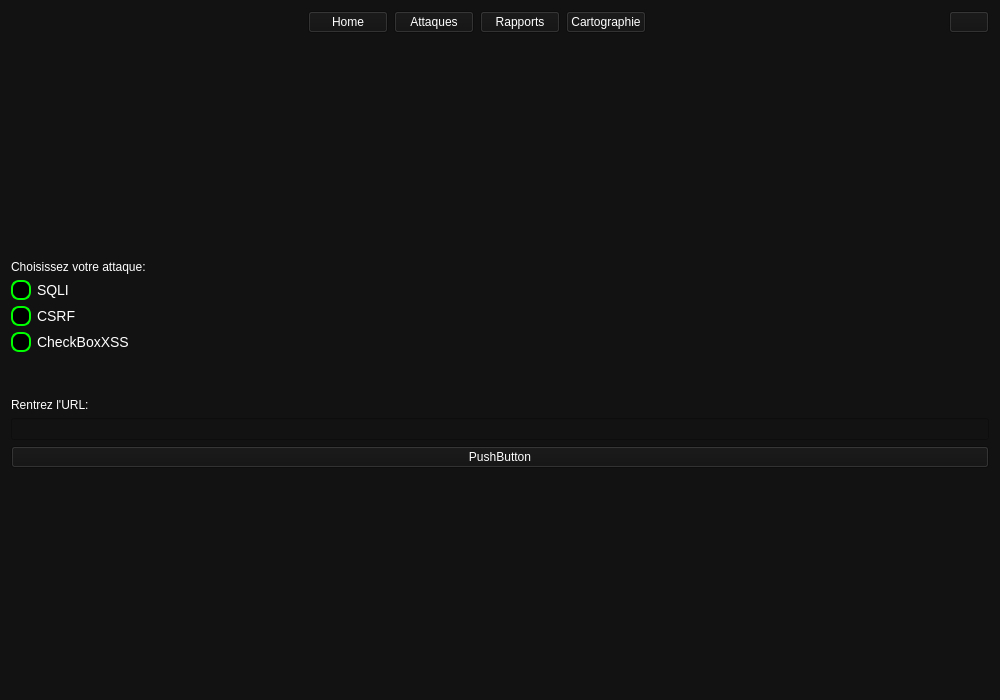
Before: the Qt Designer form frontend/ui/attaques.ui in Pauldechassey/Minatt-ck, drawn with Qt 5.
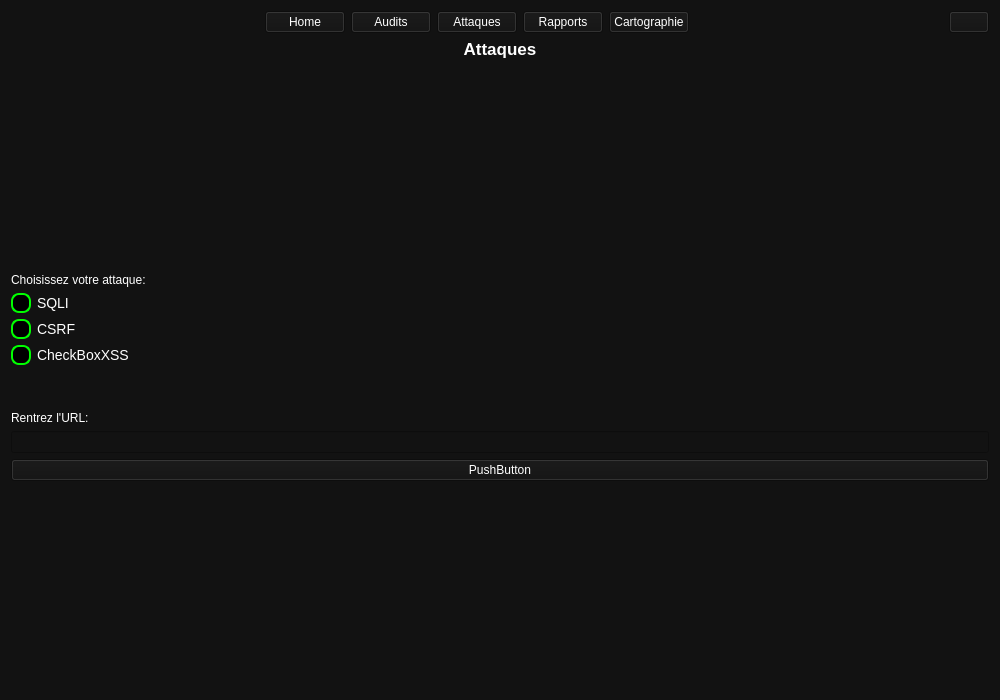
After: the same form once the commit is applied.

Commit message: feat: button audits dans bar de menu + titre de page

Patch:
```diff
--- a/frontend/ui/attaques.ui
+++ b/frontend/ui/attaques.ui
@@ -52,6 +52,25 @@
        </property>
       </widget>
      </item>
+     <item>
+      <widget class="QPushButton" name="pushButtonAuditsAttaques">
+       <property name="styleSheet">
+        <string notr="true">QPushButton {
+    background-color: #00C853; /* Vert */
+    color: white;
+    font-weight: bold;
+    border-radius: 5px;
+    padding: 8px;
+}
+QPushButton:hover {
+    background-color: #009624; / survol */
+}</string>
+       </property>
+       <property name="text">
+        <string>Audits</string>
+       </property>
+      </widget>
+     </item>
      <item>
       <widget class="QPushButton" name="pushButtonAttaquesAttaques">
        <property name="styleSheet">
@@ -133,10 +152,70 @@
    </item>
    <item row="1" column="0">
     <layout class="QGridLayout" name="gridLayoutContentAttaques">
-     <item row="7" column="0">
-      <widget class="QLineEdit" name="lineEditUrlAttaques"/>
+     <item row="11" column="0">
+      <spacer name="verticalSpacer_3">
+       <property name="orientation">
+        <enum>Qt::Orientation::Vertical</enum>
+       </property>
+       <property name="sizeHint" stdset="0">
+        <size>
+         <width>20</width>
+         <height>40</height>
+        </size>
+       </property>
+      </spacer>
      </item>
      <item row="3" column="0">
+      <widget class="QCheckBox" name="checkBoxSQLI">
+       <property name="styleSheet">
+        <string notr="true">QCheckBox {
+    color: white;
+    font-size: 14px;
+}
+
+QCheckBox::indicator {
+    width: 16px;
+    height: 16px;
+    border-radius: 8px;
+    border: 2px solid #00FF00; 
+    background: black;
+}
+
+QCheckBox::indicator:checked {
+    background: #00FF00; 
+}</string>
+       </property>
+       <property name="text">
+        <string>SQLI</string>
+       </property>
+      </widget>
+     </item>
+     <item row="5" column="0">
+      <widget class="QCheckBox" name="checkBoxXSS">
+       <property name="styleSheet">
+        <string notr="true">QCheckBox {
+    color: white;
+    font-size: 14px;
+}
+
+QCheckBox::indicator {
+    width: 16px;
+    height: 16px;
+    border-radius: 8px;
+    border: 2px solid #00FF00; 
+    background: black;
+}
+
+QCheckBox::indicator:checked {
+    background: #00FF00; 
+}</string>
+       </property>
+       <property name="text">
+        <string>CheckBoxXSS</string>
+       </property>
+      </widget>
+     </item>
+     <item row="4" column="0">
       <widget class="QCheckBox" name="checkBoxCSRF">
        <property name="styleSheet">
         <string notr="true">QCheckBox {
@@ -161,65 +240,7 @@
        </property>
       </widget>
      </item>
-     <item row="0" column="0">
-      <spacer name="verticalSpacer">
-       <property name="orientation">
-        <enum>Qt::Orientation::Vertical</enum>
-       </property>
-       <property name="sizeHint" stdset="0">
-        <size>
-         <width>20</width>
-         <height>40</height>
-        </size>
-       </property>
-      </spacer>
-     </item>
      <item row="10" column="0">
-      <spacer name="verticalSpacer_3">
-       <property name="orientation">
-        <enum>Qt::Orientation::Vertical</enum>
-       </property>
-       <property name="sizeHint" stdset="0">
-        <size>
-         <width>20</width>
-         <height>40</height>
-        </size>
-       </property>
-      </spacer>
-     </item>
-     <item row="4" column="0">
-      <widget class="QCheckBox" name="checkBoxXSS">
-       <property name="styleSheet">
-        <string notr="true">QCheckBox {
-    color: white;
-    font-size: 14px;
-}
-
-QCheckBox::indicator {
-    width: 16px;
-    height: 16px;
-    border-radius: 8px;
-    border: 2px solid #00FF00; 
-    background: black;
-}
-
-QCheckBox::indicator:checked {
-    background: #00FF00; 
-}</string>
-       </property>
-       <property name="text">
-        <string>CheckBoxXSS</string>
-       </property>
-      </widget>
-     </item>
-     <item row="6" column="0">
-      <widget class="QLabel" name="labelUrlAttaques">
-       <property name="text">
-        <string>Rentrez l'URL:</string>
-       </property>
-      </widget>
-     </item>
-     <item row="9" column="0">
       <widget class="QPushButton" name="pushButtonLancerAttaques">
        <property name="styleSheet">
         <string notr="true">QPushButton {
@@ -238,39 +259,23 @@
        </property>
       </widget>
      </item>
+     <item row="8" column="0">
+      <widget class="QLineEdit" name="lineEditUrlAttaques"/>
+     </item>
      <item row="1" column="0">
-      <widget class="QLabel" name="labelChoixAttaques">
-       <property name="text">
-        <string>Choisissez votre attaque:</string>
+      <spacer name="verticalSpacer">
+       <property name="orientation">
+        <enum>Qt::Orientation::Vertical</enum>
        </property>
-      </widget>
-     </item>
-     <item row="2" column="0">
-      <widget class="QCheckBox" name="checkBoxSQLI">
-       <property name="styleSheet">
-        <string notr="true">QCheckBox {
-    color: white;
-    font-size: 14px;
-}
-
-QCheckBox::indicator {
-    width: 16px;
-    height: 16px;
-    border-radius: 8px;
-    border: 2px solid #00FF00; 
-    background: black;
-}
-
-QCheckBox::indicator:checked {
-    background: #00FF00; 
-}</string>
+       <property name="sizeHint" stdset="0">
+        <size>
+         <width>20</width>
+         <height>40</height>
+        </size>
        </property>
-       <property name="text">
-        <string>SQLI</string>
-       </property>
-      </widget>
+      </spacer>
      </item>
-     <item row="5" column="0">
+     <item row="6" column="0">
       <spacer name="verticalSpacer_2">
        <property name="orientation">
         <enum>Qt::Orientation::Vertical</enum>
@@ -286,6 +291,36 @@
        </property>
       </spacer>
      </item>
+     <item row="2" column="0">
+      <widget class="QLabel" name="labelChoixAttaques">
+       <property name="text">
+        <string>Choisissez votre attaque:</string>
+       </property>
+      </widget>
+     </item>
+     <item row="7" column="0">
+      <widget class="QLabel" name="labelUrlAttaques">
+       <property name="text">
+        <string>Rentrez l'URL:</string>
+       </property>
+      </widget>
+     </item>
+     <item row="0" column="0">
+      <widget class="QLabel" name="labelNomAttaques">
+       <property name="font">
+        <font>
+         <pointsize>13</pointsize>
+         <bold>true</bold>
+        </font>
+       </property>
+       <property name="text">
+        <string>Attaques</string>
+       </property>
+       <property name="alignment">
+        <set>Qt::AlignmentFlag::AlignCenter</set>
+       </property>
+      </widget>
+     </item>
     </layout>
    </item>
   </layout>
```
The commit also changes 8 other files.
